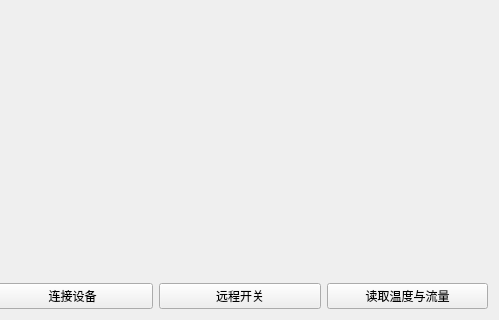
The window that midesettingpage.ui (walkblank/measureTool) describes before a commit, drawn with Qt 5; both pictures show x 187 to 686 and y 259 to 579 of the 686 by 579 pixel window.
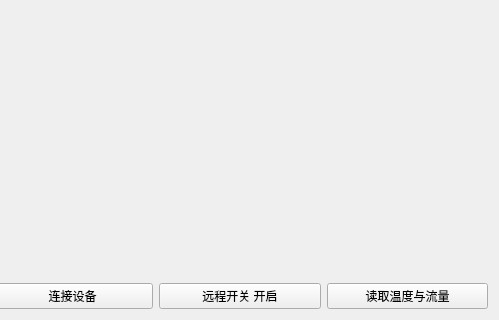
The same window after the commit.

Patch:
```diff
--- a/midesettingpage.ui
+++ b/midesettingpage.ui
@@ -153,7 +153,7 @@
      <item>
       <widget class="QPushButton" name="remoteSwiBtn">
        <property name="text">
-        <string>远程开关</string>
+        <string>远程开关 开启</string>
        </property>
       </widget>
      </item>
```
